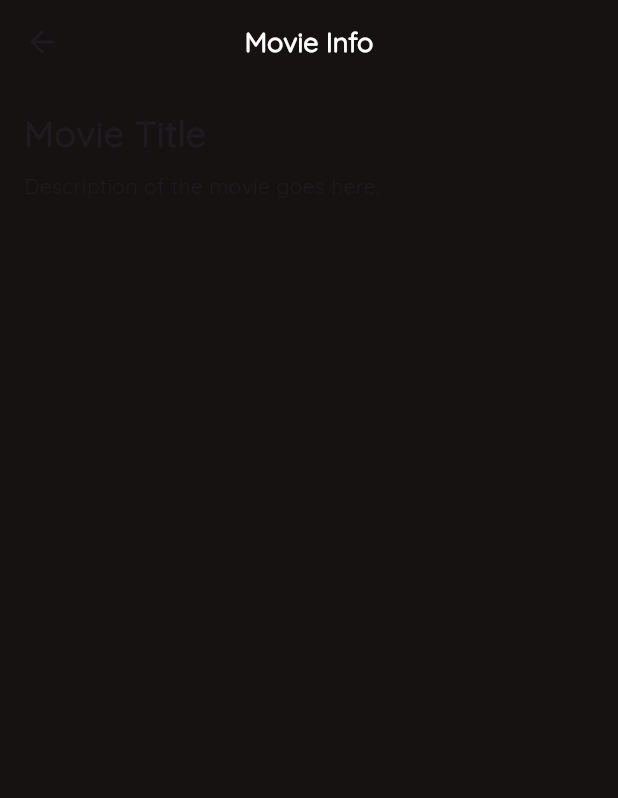
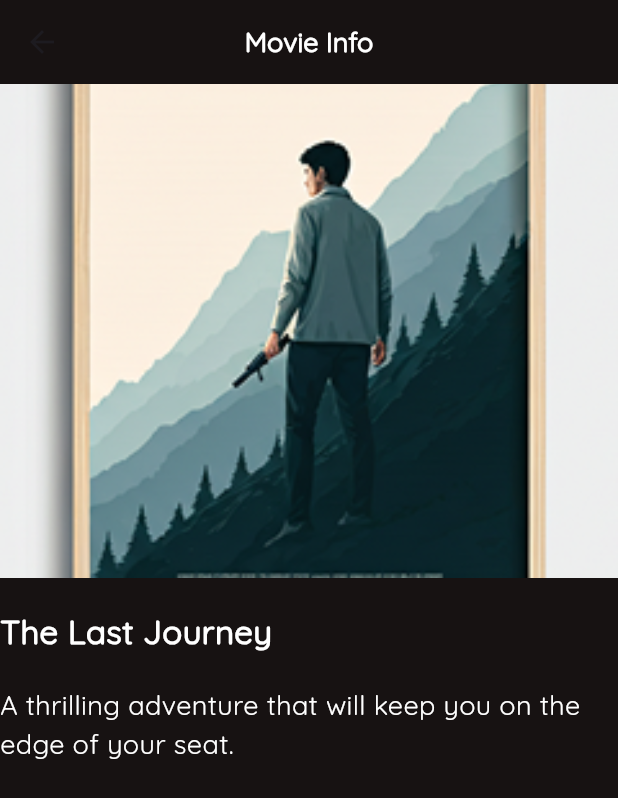
Before and after one commit to phharaoh/Movie_App, a Flutter app: the MovieInfoScreen screen opened directly, on a phone screen of 412 x 824 dp. Shown: the top 798 px of the screen. Run offline on Flutter 3.47's test engine with Material 3 defaults, Android fonts, the phone set to English and light mode, and no system bars.

```diff
--- a/lib/views/screens/movie_info_screen.dart
+++ b/lib/views/screens/movie_info_screen.dart
@@ -17,21 +17,39 @@ class MovieInfoScreen extends StatelessWidget {
           ),
         ),
       ),
-      body: Padding(
-        padding: const EdgeInsets.all(16.0),
-        child: Column(
-          crossAxisAlignment: CrossAxisAlignment.start,
-          children: [
-            // Placeholder for movie details
-            Text(
-              'Movie Title',
-              style: TextStyle(fontSize: 24, fontWeight: FontWeight.bold),
+      body: Column(
+        crossAxisAlignment: CrossAxisAlignment.start,
+        children: [
+          Container(
+            width: double.infinity,
+            height: MediaQuery.sizeOf(context).height * .4,
+            decoration: BoxDecoration(
+              image: DecorationImage(
+                image: AssetImage('assets/images/test.png'),
+                fit: BoxFit.cover,
+              ),
             ),
-            const SizedBox(height: 8),
-            Text('Description of the movie goes here.'),
-            // Additional movie information can be added here
-          ],
-        ),
+          ),
+          SizedBox(height: 20),
+
+          Text(
+            'The Last Journey',
+            style: TextStyle(
+              color: Colors.white,
+              fontSize: 22,
+              fontWeight: FontWeight.w700,
+            ),
+          ),
+          SizedBox(height: 20),
+          Text(
+            'A thrilling adventure that will keep you on the edge of your seat.',
+            style: TextStyle(
+              color: Colors.white,
+              fontSize: 18,
+              fontWeight: FontWeight.w400,
+            ),
+          ),
+        ],
       ),
     );
   }
```
